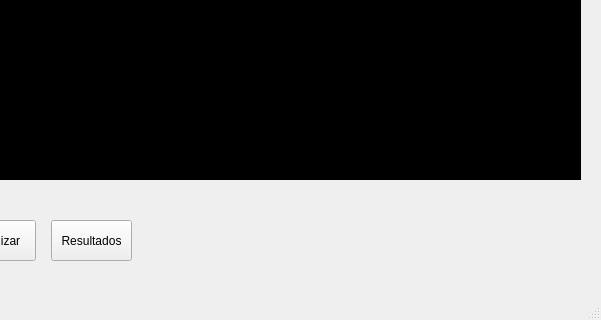
The window that Proyecto/main.ui (OdalysMn/TT2-Final) describes before a commit, drawn with Qt 5; both pictures show x 739 to 1340 and y 350 to 670 of the 1340 by 670 pixel window.
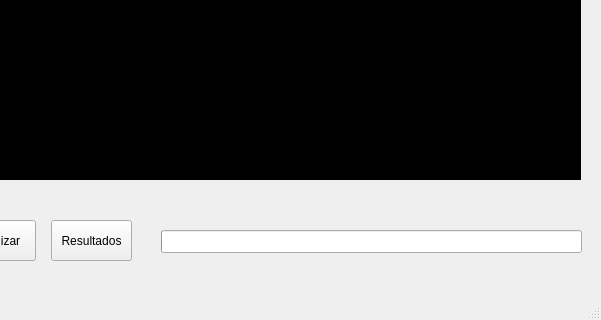
The same window after the commit. Icons and pictures are not drawn.

```diff
--- a/Proyecto/main.ui
+++ b/Proyecto/main.ui
@@ -321,10 +321,10 @@
    <widget class="QLabel" name="lblProcess">
     <property name="geometry">
      <rect>
-      <x>880</x>
+      <x>930</x>
       <y>560</y>
-      <width>401</width>
-      <height>16</height>
+      <width>381</width>
+      <height>20</height>
      </rect>
     </property>
     <property name="font">
@@ -359,6 +359,25 @@
       <normaloff>../resources/btn3.png</normaloff>../resources/btn3.png</iconset>
     </property>
    </widget>
+   <widget class="QProgressBar" name="progressBar">
+    <property name="enabled">
+     <bool>true</bool>
+    </property>
+    <property name="geometry">
+     <rect>
+      <x>900</x>
+      <y>580</y>
+      <width>421</width>
+      <height>23</height>
+     </rect>
+    </property>
+    <property name="value">
+     <number>0</number>
+    </property>
+    <property name="textVisible">
+     <bool>false</bool>
+    </property>
+   </widget>
   </widget>
   <widget class="QMenuBar" name="menubar">
    <property name="geometry">
```
